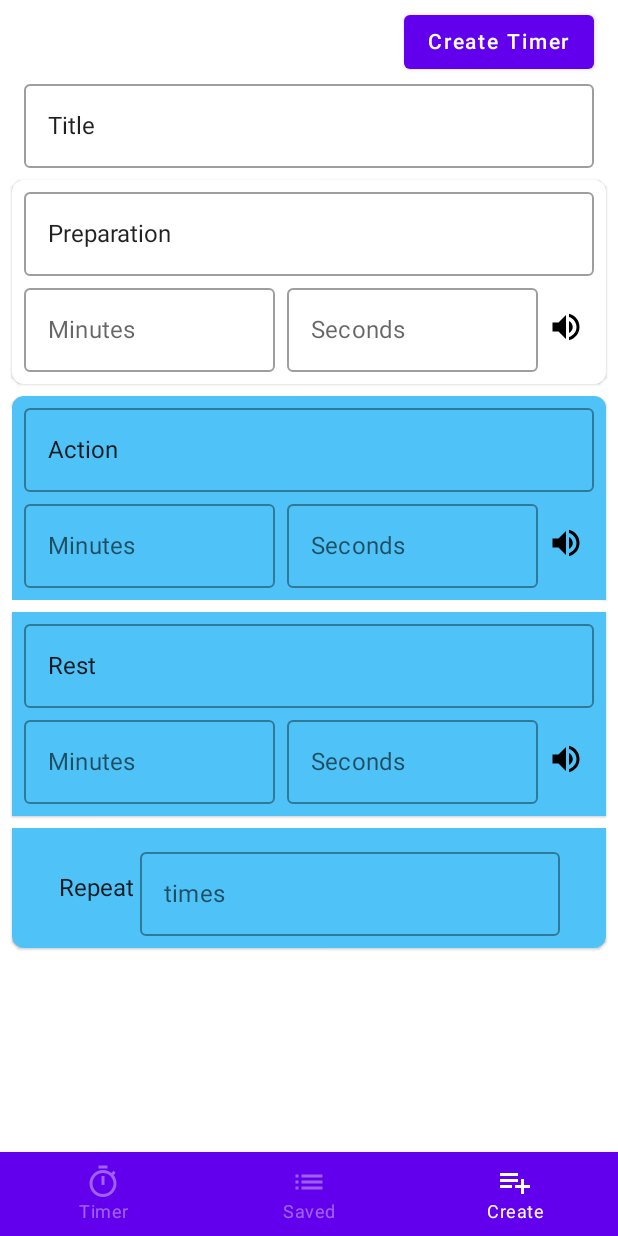
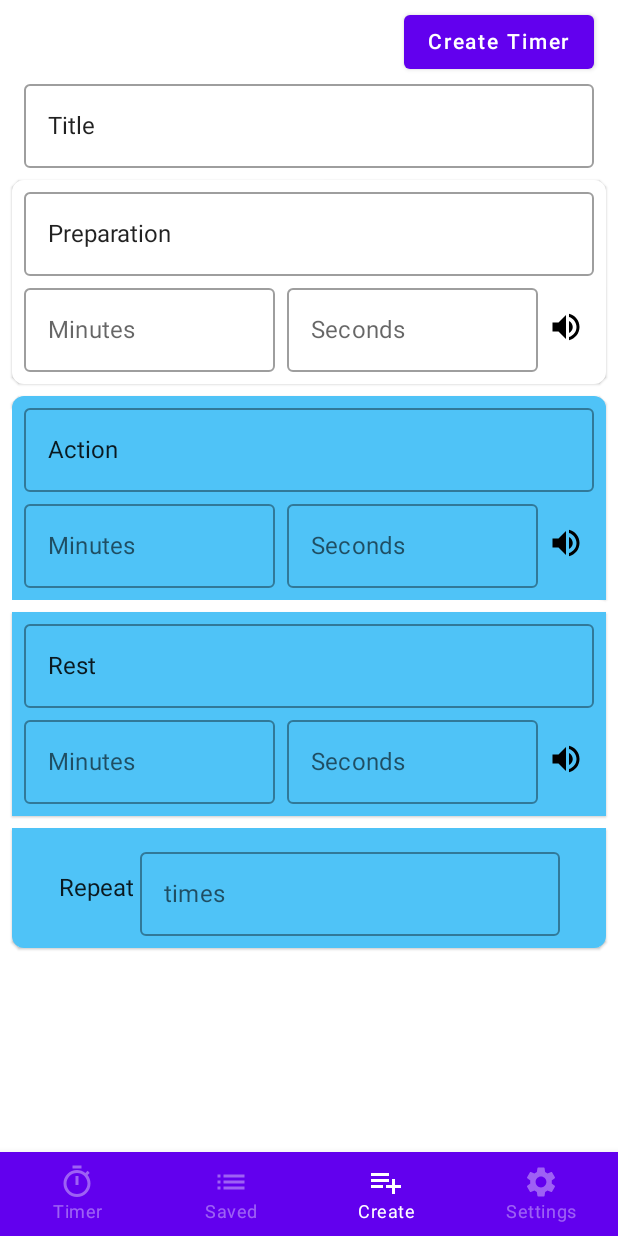
Before and after one commit to AndreiKlem/akTimer, an Android app built with Jetpack Compose: the screen it shows after launch (MainActivity), item 3 of the bottom bar chosen, on a phone screen of 412 x 824 dp. Run offline under Robolectric (Android 15) with nearby library versions, the phone set to English and light mode, and no system bars; our stand-ins replace Room's generated code, accompanist, livedata-compose; libraries missing offline, so code that uses them is left out: com.google.accompanist.navigation.

Commit message:
Added settings screen

```diff
--- a/app/src/main/java/ru/aklem/aktimer/BottomBarScreen.kt
+++ b/app/src/main/java/ru/aklem/aktimer/BottomBarScreen.kt
@@ -20,4 +20,9 @@
         title = "Create",
         icon = R.drawable.ic_create
     )
+    object Settings: BottomBarScreen(
+        route = "settings",
+        title = "Settings",
+        icon = R.drawable.ic_settings
+    )
 }
--- a/app/src/main/java/ru/aklem/aktimer/BottomNavGraph.kt
+++ b/app/src/main/java/ru/aklem/aktimer/BottomNavGraph.kt
@@ -16,6 +16,7 @@
 import ru.aklem.aktimer.misc.Directions.FORWARD
 import ru.aklem.aktimer.screens.CreateScreen
 import ru.aklem.aktimer.screens.SavedScreen
+import ru.aklem.aktimer.screens.SettingsScreen
 import ru.aklem.aktimer.screens.TimerScreen
 import ru.aklem.aktimer.viewmodel.ChartViewModel
 import ru.aklem.aktimer.viewmodel.TimerViewModel
@@ -37,18 +38,15 @@
     ) {
         navController.addOnDestinationChangedListener { _, destination, _ ->
             val nextScreen = destination.route.toString()
-            direction = if (currentScreen == BottomBarScreen.Saved.route &&
-                nextScreen == BottomBarScreen.Create.route
-                || currentScreen == BottomBarScreen.Timer.route &&
-                nextScreen == BottomBarScreen.Saved.route) FORWARD
+            direction = if (getPosition(nextScreen) > getPosition(currentScreen)) FORWARD
             else BACKWARDS
+            currentScreen = nextScreen
         }
         composable(
             route = BottomBarScreen.Timer.route,
             enterTransition = { enterAnimation(BACKWARDS) },
             exitTransition = { exitAnimation(FORWARD) }
         ) {
-            currentScreen = BottomBarScreen.Timer.route
             TimerScreen(
                 timerViewModel = timerViewModel,
                 chartViewModel = chartViewModel
@@ -59,7 +57,6 @@
             enterTransition = { enterAnimation(direction) },
             exitTransition = { exitAnimation(direction) }
         ) {
-            currentScreen = BottomBarScreen.Saved.route
             SavedScreen(
                 navController = navController,
                 timerViewModel = timerViewModel,
@@ -68,10 +65,9 @@
         }
         composable(
             route = BottomBarScreen.Create.route,
-            enterTransition = { enterAnimation(FORWARD) },
-            exitTransition = { exitAnimation(BACKWARDS) }
+            enterTransition = { enterAnimation(direction) },
+            exitTransition = { exitAnimation(direction) }
         ) {
-            currentScreen = BottomBarScreen.Create.route
             val title = chartViewModel.title.collectAsState().value
             val headerPrepare = chartViewModel.headerPreparation.collectAsState().value
             val prepareTime = chartViewModel.prepareTime.collectAsState().value
@@ -103,6 +99,22 @@
                 createChart = chartViewModel::createChart
             )
         }
+        composable(
+            route = BottomBarScreen.Settings.route,
+            enterTransition = { enterAnimation(FORWARD) },
+            exitTransition = { exitAnimation(BACKWARDS) }
+        ) {
+            SettingsScreen()
+        }
+    }
+}
+
+private fun getPosition(route: String): Int {
+    return when (route) {
+        "timer" -> 1
+        "saved" -> 2
+        "create" -> 3
+        else -> 4
     }
 }
 
--- a/app/src/main/java/ru/aklem/aktimer/MainScreen.kt
+++ b/app/src/main/java/ru/aklem/aktimer/MainScreen.kt
@@ -47,7 +47,8 @@
     val screens = listOf(
         BottomBarScreen.Timer,
         BottomBarScreen.Saved,
-        BottomBarScreen.Create
+        BottomBarScreen.Create,
+        BottomBarScreen.Settings
     )
     val navBackStackEntry by navController.currentBackStackEntryAsState()
     val currentDestination = navBackStackEntry?.destination
@@ -57,7 +58,7 @@
             AddItem(
                 screen = screen,
                 currentDestination = currentDestination,
-                navController = navController
+                navController = navController,
             )
         }
     }
@@ -67,7 +68,7 @@
 fun RowScope.AddItem(
     screen: BottomBarScreen,
     currentDestination: NavDestination?,
-    navController: NavHostController
+    navController: NavHostController,
 ) {
     BottomNavigationItem(
         label = { Text(text = screen.title) },
--- /dev/null
+++ b/app/src/main/java/ru/aklem/aktimer/screens/Settings.kt
@@ -0,0 +1,15 @@
+package ru.aklem.aktimer.screens
+
+import androidx.compose.foundation.background
+import androidx.compose.foundation.layout.Box
+import androidx.compose.foundation.layout.fillMaxSize
+import androidx.compose.runtime.Composable
+import androidx.compose.ui.Modifier
+import androidx.compose.ui.graphics.Color
+
+@Composable
+fun SettingsScreen() {
+    Box(Modifier.background(Color.Cyan).fillMaxSize()) {
+
+    }
+}
--- /dev/null
+++ b/app/src/main/res/drawable/ic_settings.xml
@@ -0,0 +1,10 @@
+<vector xmlns:android="http://schemas.android.com/apk/res/android"
+    android:width="24dp"
+    android:height="24dp"
+    android:viewportWidth="24"
+    android:viewportHeight="24"
+    android:tint="?attr/colorControlNormal">
+  <path
+      android:fillColor="@android:color/white"
+      android:pathData="M19.14,12.94c0.04,-0.3 0.06,-0.61 0.06,-0.94c0,-0.32 -0.02,-0.64 -0.07,-0.94l2.03,-1.58c0.18,-0.14 0.23,-0.41 0.12,-0.61l-1.92,-3.32c-0.12,-0.22 -0.37,-0.29 -0.59,-0.22l-2.39,0.96c-0.5,-0.38 -1.03,-0.7 -1.62,-0.94L14.4,2.81c-0.04,-0.24 -0.24,-0.41 -0.48,-0.41h-3.84c-0.24,0 -0.43,0.17 -0.47,0.41L9.25,5.35C8.66,5.59 8.12,5.92 7.63,6.29L5.24,5.33c-0.22,-0.08 -0.47,0 -0.59,0.22L2.74,8.87C2.62,9.08 2.66,9.34 2.86,9.48l2.03,1.58C4.84,11.36 4.8,11.69 4.8,12s0.02,0.64 0.07,0.94l-2.03,1.58c-0.18,0.14 -0.23,0.41 -0.12,0.61l1.92,3.32c0.12,0.22 0.37,0.29 0.59,0.22l2.39,-0.96c0.5,0.38 1.03,0.7 1.62,0.94l0.36,2.54c0.05,0.24 0.24,0.41 0.48,0.41h3.84c0.24,0 0.44,-0.17 0.47,-0.41l0.36,-2.54c0.59,-0.24 1.13,-0.56 1.62,-0.94l2.39,0.96c0.22,0.08 0.47,0 0.59,-0.22l1.92,-3.32c0.12,-0.22 0.07,-0.47 -0.12,-0.61L19.14,12.94zM12,15.6c-1.98,0 -3.6,-1.62 -3.6,-3.6s1.62,-3.6 3.6,-3.6s3.6,1.62 3.6,3.6S13.98,15.6 12,15.6z"/>
+</vector>
```
